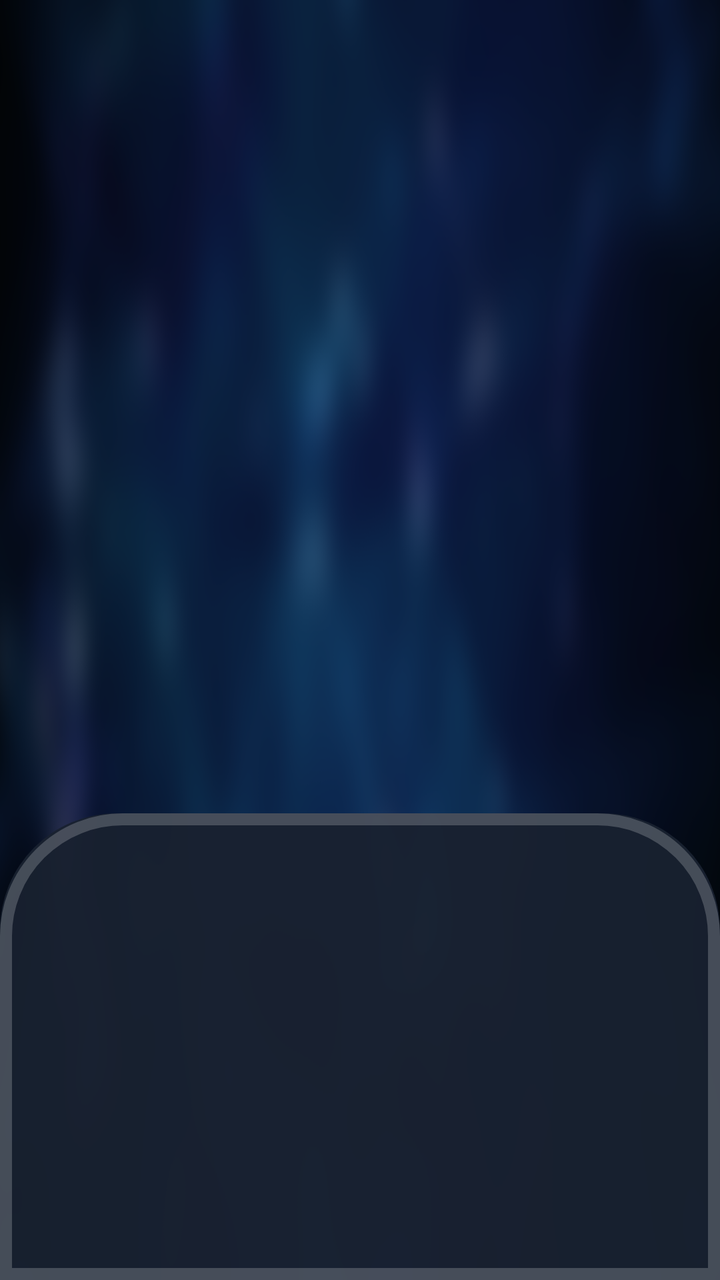
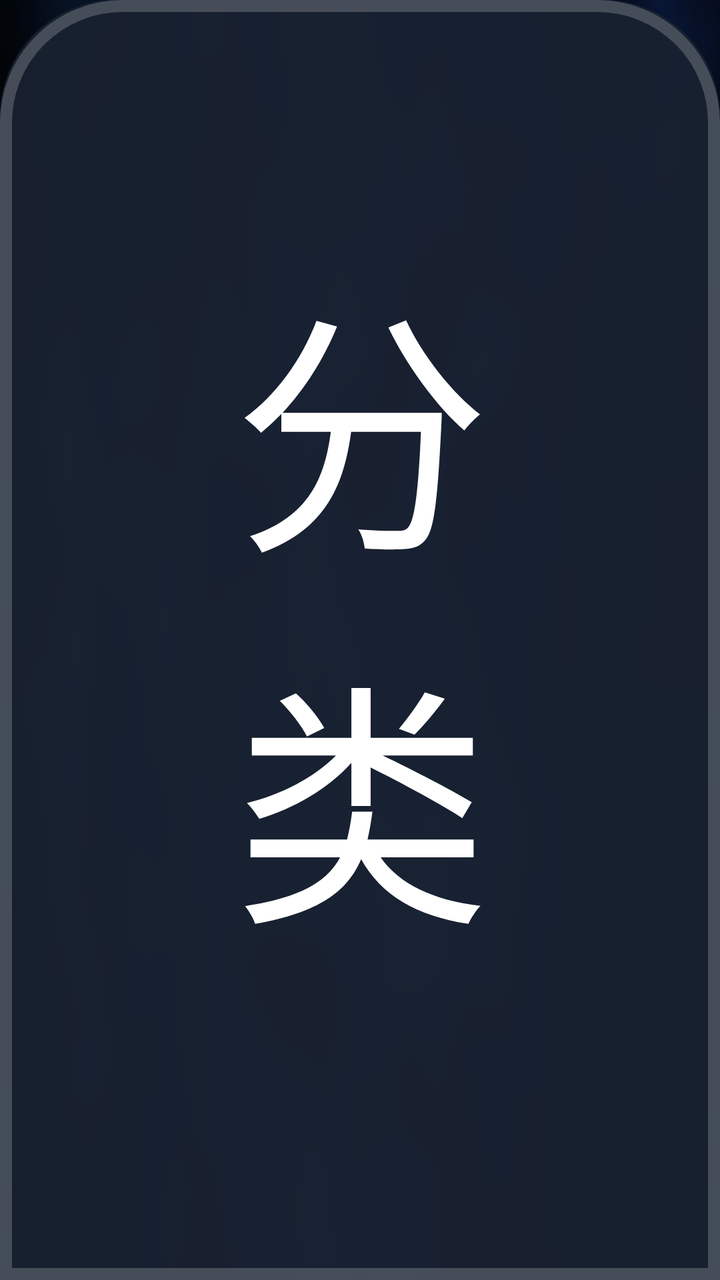

Compare the two renders of this Android layout. The source of the first and the diff that turns it into the second are given below.
<!-- AndroidManifest.xml: application theme AppTheme.NoActionBar -->
<!-- res/layout/dialog_grid_filter.xml -->
<?xml version="1.0" encoding="utf-8"?>
<FrameLayout xmlns:android="http://schemas.android.com/apk/res/android"
    android:layout_width="match_parent"
    android:layout_height="match_parent">

    <LinearLayout
        android:id="@+id/filterRoot"
        android:layout_width="match_parent"
        android:layout_height="wrap_content"
        android:layout_gravity="bottom"
        android:background="@drawable/shape_dialog_filter_bg"
        android:orientation="vertical"
        android:padding="@dimen/vs_20">

    </LinearLayout>
</FrameLayout>
<!-- resources referenced by this layout -->
<resources>
  <dimen name="vs_20">20mm</dimen>
  <!-- drawable shape_dialog_filter_bg (drawable) -->
  <?xml version="1.0" encoding="utf-8"?>
  <layer-list xmlns:android="http://schemas.android.com/apk/res/android">
      <item>
          <shape>
              <corners
                  android:topLeftRadius="@dimen/vs_10"
                  android:topRightRadius="@dimen/vs_10" />
              <solid android:color="@color/color_dialog_surface" />
          </shape>
      </item>
      <item>
          <shape>
              <corners
                  android:topLeftRadius="@dimen/vs_10"
                  android:topRightRadius="@dimen/vs_10" />
              <stroke
                  android:width="@dimen/vs_1"
                  android:color="@color/color_rail_stroke" />
          </shape>
      </item>
  </layer-list>
  <style name="AppTheme.NoActionBar">
          <item name="android:windowActionBar">false</item>
          <item name="android:windowNoTitle">true</item>
          <item name="windowActionBar">false</item>
          <item name="android:windowFullscreen">true</item>//全屏即无通知栏
          <item name="android:windowContentOverlay">@null</item>//是否有遮盖
          <item name="windowNoTitle">true</item>
          <item name="android:keepScreenOn">true</item>
          
          <item name="android:windowBackground">@drawable/app_bg</item>
      </style>
  <dimen name="vs_10">10mm</dimen>
  <color name="color_dialog_surface">#F2192130</color>
  <dimen name="vs_1">1mm</dimen>
  <color name="color_rail_stroke">#33FFFFFF</color>
  <!-- drawable app_bg: png bitmap (drawable, 198620 bytes) -->
</resources>

<!-- the commit's change to res/layout/dialog_grid_filter.xml (unified diff, before → after) -->
@@ -1,16 +1,65 @@
 <?xml version="1.0" encoding="utf-8"?>
-<FrameLayout xmlns:android="http://schemas.android.com/apk/res/android"
+<LinearLayout xmlns:android="http://schemas.android.com/apk/res/android"
+    android:id="@+id/filterPanel"
     android:layout_width="match_parent"
-    android:layout_height="match_parent">
+    android:layout_height="wrap_content"
+    android:background="@drawable/shape_dialog_filter_bg"
+    android:orientation="vertical"
+    android:padding="@dimen/vs_20">
+
+    <TextView
+        android:layout_width="match_parent"
+        android:layout_height="wrap_content"
+        android:layout_marginBottom="@dimen/vs_10"
+        android:text="分类筛选 · 完成后更新列表"
+        android:textColor="@android:color/white"
+        android:textSize="@dimen/ts_22" />
+
+    <ScrollView
+        android:id="@+id/filterScroll"
+        android:layout_width="match_parent"
+        android:layout_height="wrap_content"
+        android:focusable="false"
+        android:scrollbars="vertical"
+        android:clipToPadding="false">
+
+        <LinearLayout
+            android:id="@+id/filterRoot"
+            android:layout_width="match_parent"
+            android:layout_height="wrap_content"
+            android:orientation="vertical" />
+    </ScrollView>
 
     <LinearLayout
-        android:id="@+id/filterRoot"
         android:layout_width="match_parent"
         android:layout_height="wrap_content"
-        android:layout_gravity="bottom"
-        android:background="@drawable/shape_dialog_filter_bg"
-        android:orientation="vertical"
-        android:padding="@dimen/vs_20">
+        android:layout_marginTop="@dimen/vs_10"
+        android:gravity="center_vertical">
 
+        <TextView
+            android:id="@+id/filterReset"
+            android:layout_width="wrap_content"
+            android:layout_height="@dimen/vs_50"
+            android:background="@drawable/button_dialog_main"
+            android:focusable="true"
+            android:gravity="center"
+            android:paddingLeft="@dimen/vs_15"
+            android:paddingRight="@dimen/vs_15"
+            android:text="重置筛选"
+            android:textColor="@android:color/white"
+            android:textSize="@dimen/ts_20" />
+
+        <Space android:layout_width="0dp" android:layout_height="1dp" android:layout_weight="1" />
+
+        <TextView
+            android:id="@+id/filterDone"
+            android:layout_width="@dimen/vs_120"
+            android:layout_height="@dimen/vs_50"
+            android:background="@drawable/button_dialog_main"
+            android:focusable="true"
+            android:gravity="center"
+            android:text="完成"
+            android:textColor="@android:color/white"
+            android:textSize="@dimen/ts_20" />
     </LinearLayout>
-</FrameLayout>
+</LinearLayout>
<!-- resource entries referenced after the edit -->
@@ -1,6 +1,40 @@
 <!-- resources referenced by this layout -->
 <resources>
+  <dimen name="ts_20">20mm</dimen>
+  <dimen name="ts_22">22mm</dimen>
   <dimen name="vs_20">20mm</dimen>
+  <dimen name="vs_50">50mm</dimen>
+  <!-- drawable button_dialog_main (drawable) -->
+  <?xml version="1.0" encoding="utf-8"?>
+  <selector xmlns:android="http://schemas.android.com/apk/res/android">
+      <item android:state_pressed="true">
+          <shape>
+              <corners android:radius="@dimen/vs_16" />
+              <solid android:color="#3300D9FF" />
+              <stroke
+                  android:width="@dimen/vs_1"
+                  android:color="#B300D9FF" />
+          </shape>
+      </item>
+      <item android:state_focused="true">
+          <shape>
+              <corners android:radius="@dimen/vs_16" />
+              <solid android:color="#3300D9FF" />
+              <stroke
+                  android:width="@dimen/vs_1"
+                  android:color="#B300D9FF" />
+          </shape>
+      </item>
+      <item>
+          <shape>
+              <corners android:radius="@dimen/vs_16" />
+              <solid android:color="#0FFFFFFF" />
+              <stroke
+                  android:width="@dimen/vs_1"
+                  android:color="#1FFFFFFF" />
+          </shape>
+      </item>
+  </selector>
   <!-- drawable shape_dialog_filter_bg (drawable) -->
   <?xml version="1.0" encoding="utf-8"?>
   <layer-list xmlns:android="http://schemas.android.com/apk/res/android">
@@ -34,7 +68,10 @@
           
           <item name="android:windowBackground">@drawable/app_bg</item>
       </style>
+  <dimen name="vs_16">16mm</dimen>
   <dimen name="vs_10">10mm</dimen>
+  <dimen name="vs_120">120mm</dimen>
+  <dimen name="vs_15">15mm</dimen>
   <color name="color_dialog_surface">#F2192130</color>
   <dimen name="vs_1">1mm</dimen>
   <color name="color_rail_stroke">#33FFFFFF</color>
